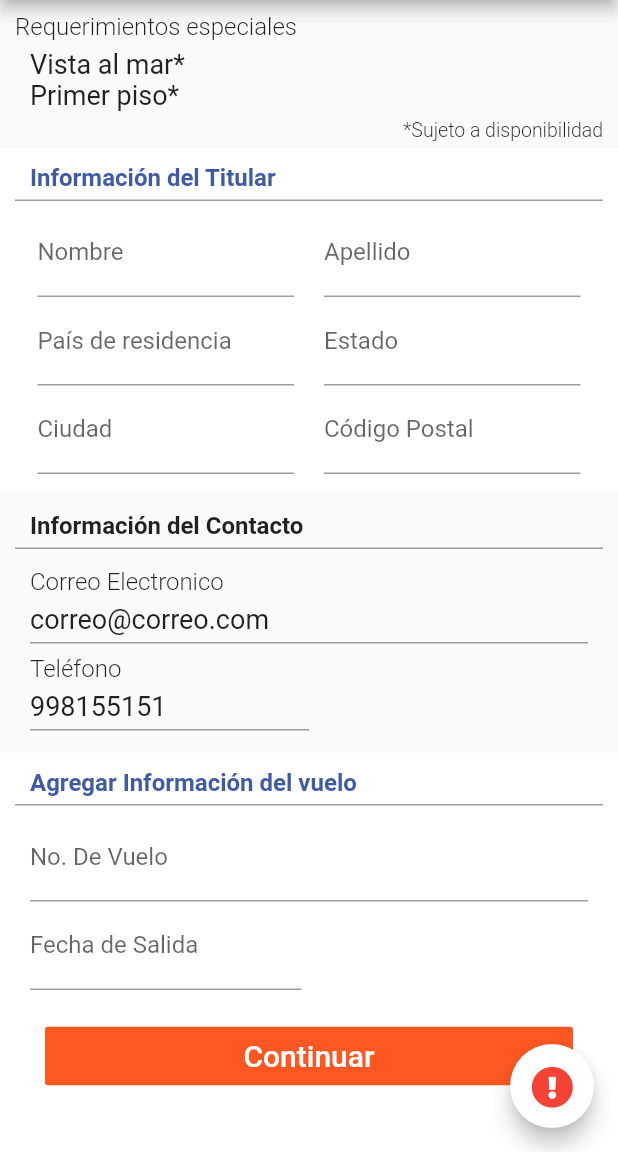
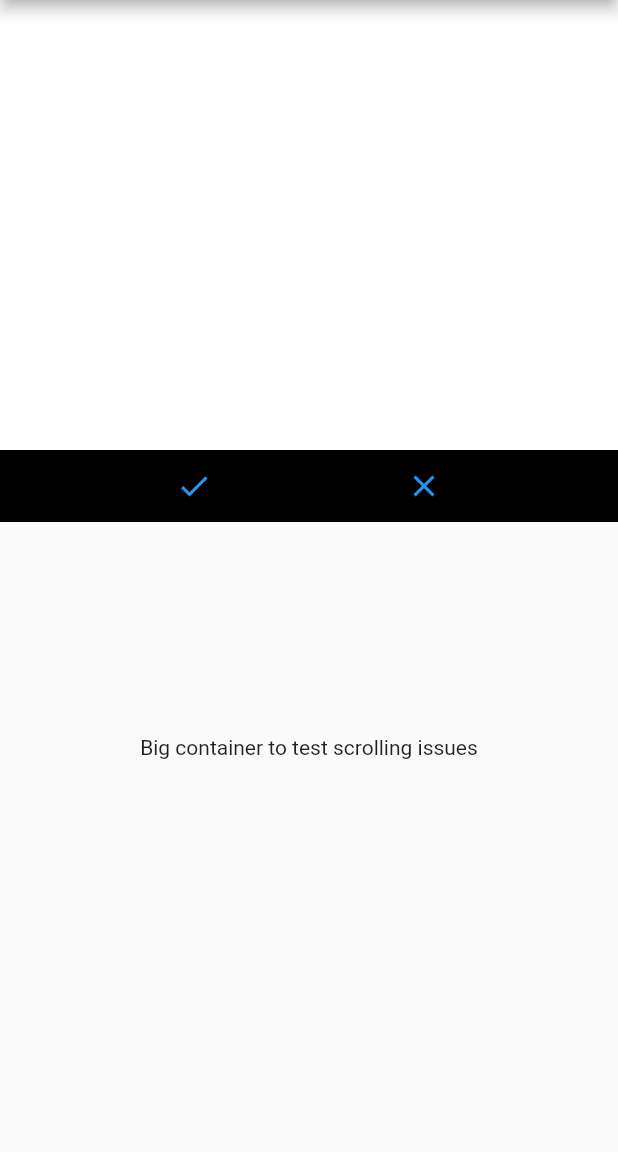
Before and after one commit to asantos1711/precheckinapp, a Flutter app: the HabitacionTitular screen opened directly, scrolled down 384 dp, after a tap on "Continuar", on a phone screen of 412 x 824 dp, the part 84-1236 px from its top. Run offline on Flutter 3.47's test engine with Material 2 defaults, Android fonts, the phone set to English and light mode, and no system bars; drawn by our look-alikes of signature; our stand-ins replace flutter_svg, font_awesome_flutter.

Commit message:
signature

```diff
--- a/lib/pages/HabitacionTitular.dart
+++ b/lib/pages/HabitacionTitular.dart
@@ -1,6 +1,7 @@
 import 'package:flutter/material.dart';
 import 'dart:math' as math;
 import 'package:font_awesome_flutter/font_awesome_flutter.dart';
+import 'package:precheckin/pages/InformacionAdicional.dart';
 import 'package:precheckin/tools/translation.dart';
 
 class HabitacionTitular extends StatefulWidget {
@@ -81,7 +82,12 @@ class _HabitacionTitularState extends State<HabitacionTitular> with TickerProvid
         padding: EdgeInsets.all(8.0),
         splashColor: Colors.orange,
         onPressed: () {
-          /*...*/
+          Navigator.push(
+            context,
+            PageRouteBuilder(
+                pageBuilder: (context, animation1, animation2) => InformacionAdicional(),
+            )
+          );
         },
         child: Text(
           "Continuar",
--- /dev/null
+++ b/lib/pages/InformacionAdicional.dart
@@ -0,0 +1,93 @@
+import 'package:flutter/material.dart';
+import 'package:signature/signature.dart';
+
+class InformacionAdicional extends StatefulWidget {
+  @override
+  _InformacionAdicionalState createState() => _InformacionAdicionalState();
+}
+
+class _InformacionAdicionalState extends State<InformacionAdicional> {
+
+  final SignatureController _controller = SignatureController(penStrokeWidth: 5, penColor: Colors.red);
+
+  @override
+  void initState() {
+    super.initState();
+    _controller.addListener(() => print("Value changed"));
+  }
+
+  @override
+  Widget build(BuildContext context) {
+    return GestureDetector(
+      onTap: () {
+        FocusScopeNode currentFocus = FocusScope.of(context);
+        if (!currentFocus.hasPrimaryFocus) {
+          currentFocus.unfocus();
+        }
+
+      },
+      child:Scaffold(
+        appBar: _appBar(),
+        body: ListView(
+            children: <Widget>[
+              //SIGNATURE CANVAS
+              Signature(controller: _controller, height: 300, backgroundColor: Colors.white),
+              //OK AND CLEAR BUTTONS
+              Container(
+                decoration: const BoxDecoration(color: Colors.black),
+                child: Row(
+                  mainAxisAlignment: MainAxisAlignment.spaceEvenly,
+                  mainAxisSize: MainAxisSize.max,
+                  children: <Widget>[
+                    //SHOW EXPORTED IMAGE IN NEW ROUTE
+                    IconButton(
+                      icon: const Icon(Icons.check),
+                      color: Colors.blue,
+                      onPressed: () async {
+                        if (_controller.isNotEmpty) {
+                          var data = await _controller.toPngBytes();
+                          Navigator.of(context).push(
+                            MaterialPageRoute(
+                              builder: (BuildContext context) {
+                                return Scaffold(
+                                  appBar: AppBar(),
+                                  body: Center(child: Container(color: Colors.grey[300], child: Image.memory(data))),
+                                );
+                              },
+                            ),
+                          );
+                        }
+                      },
+                    ),
+                    //CLEAR CANVAS
+                    IconButton(
+                      icon: const Icon(Icons.clear),
+                      color: Colors.blue,
+                      onPressed: () {
+                        setState(() => _controller.clear());
+                      },
+                    ),
+                  ],
+                ),
+              ),
+              Container(
+                height: 300,
+                child: Center(
+                  child: Text('Big container to test scrolling issues'),
+                ),
+              ),
+            ],
+          ),
+      )
+    );
+  }
+
+
+  Widget _appBar(){
+    return AppBar(
+      backgroundColor: Colors.deepOrange,
+      leading: Container(),
+      title:Text('Información de reservación') ,
+    );
+  }
+}
--- a/pubspec.yaml
+++ b/pubspec.yaml
@@ -29,6 +29,7 @@ dependencies:
   cupertino_icons: ^0.1.2
   provider: any
   shared_preferences: any
+  signature: any
 
 dev_dependencies:
   flutter_test:
```
Also changed, not shown: pubspec.lock.
